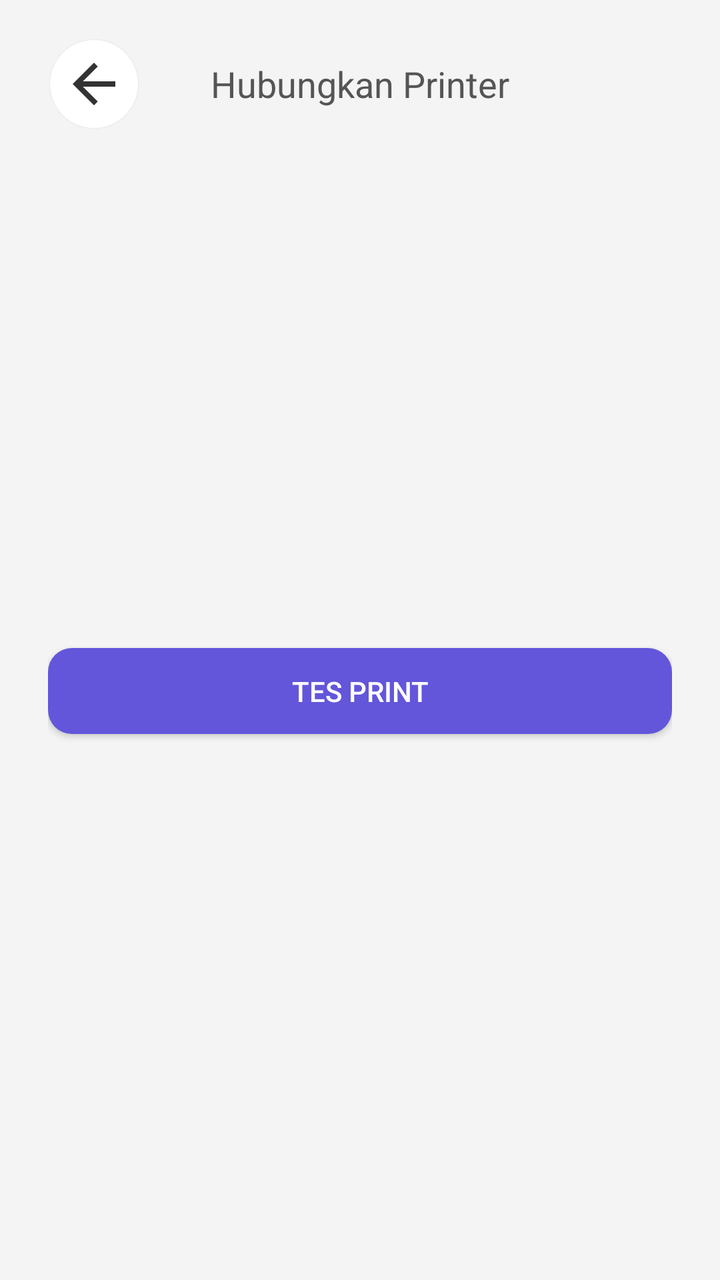
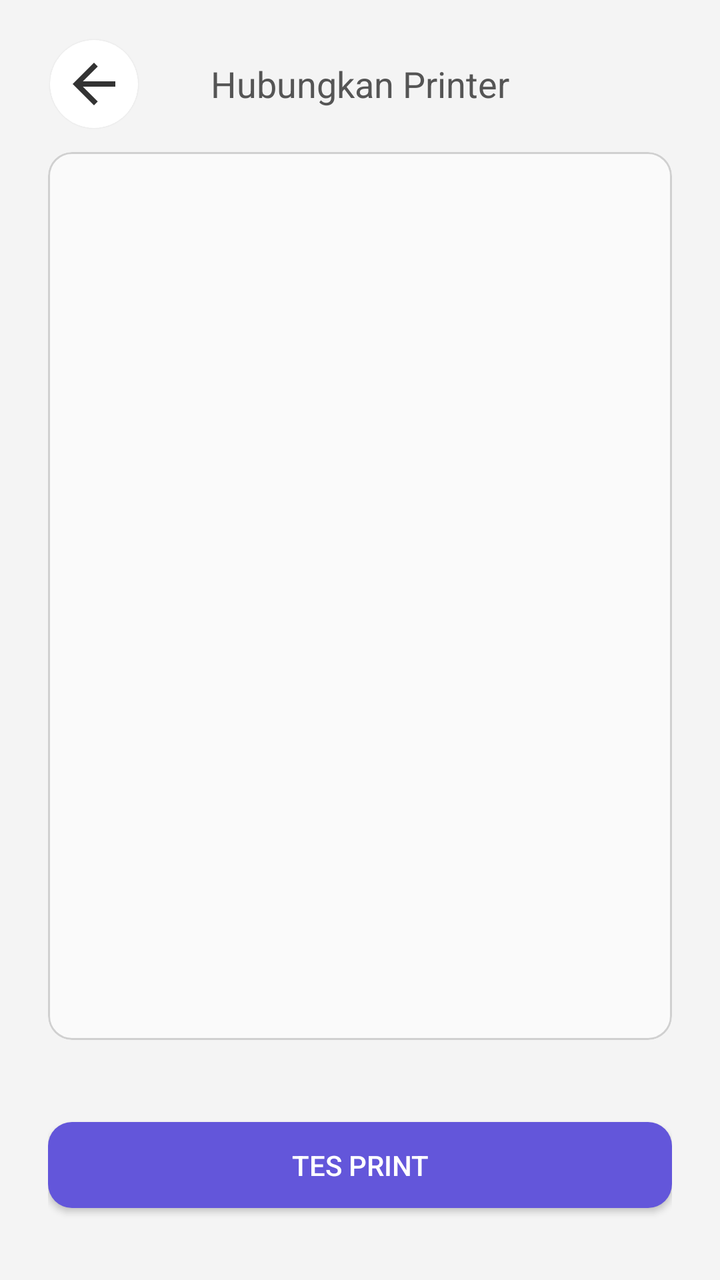

The first picture is an Android layout as it rendered before a commit; the second is the same layout after the commit. The layout source and the unified diff follow.
<!-- AndroidManifest.xml: application theme Theme.KeKitaPrintBridge -->
<!-- res/layout/activity_test_print.xml -->
<?xml version="1.0" encoding="utf-8"?>
<RelativeLayout xmlns:android="http://schemas.android.com/apk/res/android"
    xmlns:app="http://schemas.android.com/apk/res-auto"
    android:id="@+id/wrap"
    android:layout_width="match_parent"
    android:layout_height="match_parent"
    android:background="#F4F4F4">

    <RelativeLayout
        android:id="@+id/top"
        android:layout_width="match_parent"
        android:layout_height="wrap_content">

        <androidx.cardview.widget.CardView
            android:layout_width="wrap_content"
            android:layout_height="wrap_content"
            android:layout_marginStart="25dp"
            android:layout_marginTop="20dp"
            android:layout_marginBottom="2dp"
            android:clickable="true"
            android:focusable="true"
            android:foreground="?android:selectableItemBackground"
            android:onClick="onBack"
            android:outlineSpotShadowColor="#00000000"
            app:cardBackgroundColor="#FFF"
            app:cardCornerRadius="22dp"
            app:cardElevation="2dp">

            <ImageView
                android:layout_width="44dp"
                android:layout_height="44dp"
                android:padding="6dp"
                android:src="@drawable/twotone_arrow_back"
                app:tint="#333" />

        </androidx.cardview.widget.CardView>

        <TextView
            android:layout_width="wrap_content"
            android:layout_height="44dp"
            android:layout_centerHorizontal="true"
            android:layout_marginTop="20dp"
            android:focusableInTouchMode="true"
            android:gravity="center"
            android:text="Hubungkan Printer"
            android:textColor="#555"
            android:textSize="18sp" />

    </RelativeLayout>

    <LinearLayout
        android:layout_width="match_parent"
        android:layout_height="match_parent"
        android:layout_below="@id/top"
        android:gravity="center"
        android:orientation="vertical"
        android:paddingStart="24dp"
        android:paddingEnd="24dp"
        android:paddingBottom="30dp">

        <com.google.android.material.button.MaterialButton
            android:id="@+id/btn_print"
            style="@style/Widget.MaterialComponents.Button"
            android:layout_width="match_parent"
            android:layout_height="55dp"
            android:layout_marginTop="15dp"
            android:letterSpacing="0"
            android:text="Tes Print"
            android:textColor="#FFF"
            app:backgroundTint="#6356da"
            app:cornerRadius="12dp" />

    </LinearLayout>

</RelativeLayout>
<!-- resources referenced by this layout -->
<resources>
  <!-- drawable twotone_arrow_back (drawable) -->
  <vector xmlns:android="http://schemas.android.com/apk/res/android" android:autoMirrored="true" android:height="24dp" android:tint="#000000" android:viewportHeight="24" android:viewportWidth="24" android:width="24dp">
        
      <path android:fillColor="@android:color/white" android:pathData="M20,11H7.83l5.59,-5.59L12,4l-8,8 8,8 1.41,-1.41L7.83,13H20v-2z"/>
      
  </vector>
  <style name="Theme.KeKitaPrintBridge" parent="Theme.MaterialComponents.Light.DarkActionBar">
          
          <item name="colorPrimary">@color/purple_500</item>
          <item name="colorPrimaryVariant">@color/purple_700</item>
          <item name="colorOnPrimary">@color/white</item>
          
          <item name="colorSecondary">@color/teal_200</item>
          <item name="colorSecondaryVariant">@color/teal_700</item>
          <item name="colorOnSecondary">@color/black</item>
          
          <item name="android:statusBarColor">?attr/colorPrimaryVariant</item>
          
      </style>
  <color name="purple_500">#FF6200EE</color>
  <color name="purple_700">#FF3700B3</color>
  <color name="white">#FFFFFFFF</color>
  <color name="teal_200">#FF03DAC5</color>
  <color name="teal_700">#FF018786</color>
  <color name="black">#FF000000</color>
</resources>

<!-- the commit's change to res/layout/activity_test_print.xml (unified diff, before → after) -->
@@ -58,6 +58,34 @@
         android:paddingEnd="24dp"
         android:paddingBottom="30dp">
 
+        <com.google.android.material.card.MaterialCardView
+            android:layout_width="match_parent"
+            android:layout_height="0dp"
+            android:layout_weight="1"
+            android:layout_marginTop="10dp"
+            android:layout_marginBottom="20dp"
+            app:cardBackgroundColor="#FAFAFA"
+            app:cardCornerRadius="12dp"
+            app:cardElevation="0dp"
+            app:strokeColor="#D0D0D0"
+            app:strokeWidth="1dp">
+
+            <ScrollView
+                android:layout_width="match_parent"
+                android:layout_height="match_parent"
+                android:padding="12dp">
+
+                <TextView
+                    android:id="@+id/tv_preview"
+                    android:layout_width="match_parent"
+                    android:layout_height="wrap_content"
+                    android:typeface="monospace"
+                    android:textSize="12sp"
+                    android:textColor="#333333" />
+
+            </ScrollView>
+
+        </com.google.android.material.card.MaterialCardView>
         <com.google.android.material.button.MaterialButton
             android:id="@+id/btn_print"
             style="@style/Widget.MaterialComponents.Button"
